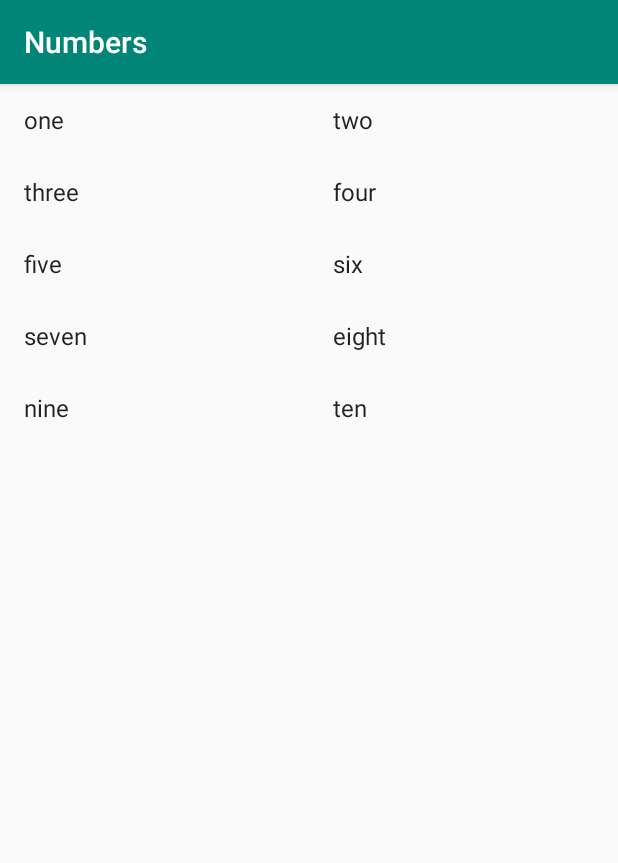
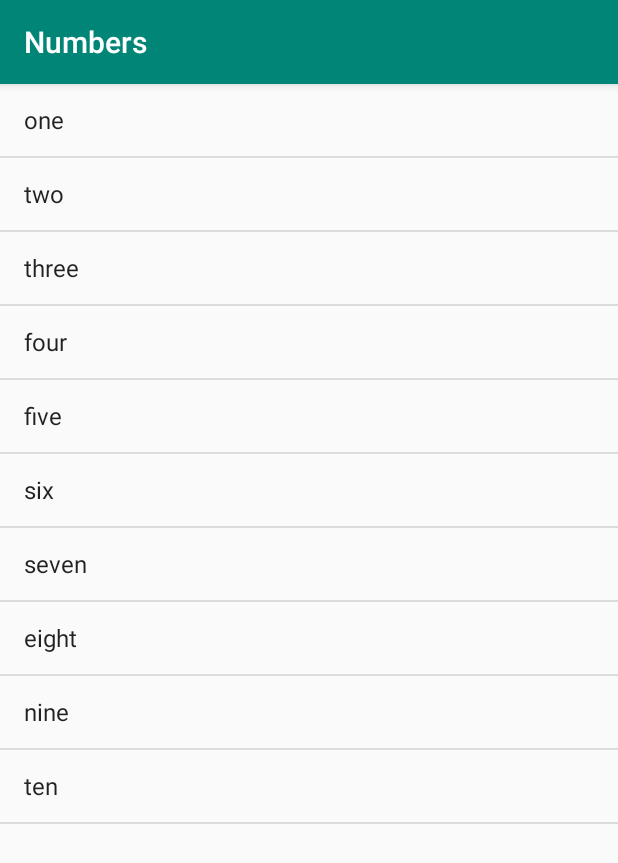
Before and after one commit to FadyFawzyOfficial/Miwok, an Android app: the NumbersActivity screen opened directly, with no data from a screen before it, on a phone screen of 412 x 824 dp. Shown: the top 863 px of the screen. Run offline under Robolectric (Android 15) with nearby library versions, the light colour scheme and no system bars.

Commit message:
1.12 Create list item layoutt with 2 TextViews

```diff
--- a/app/src/main/java/com/engineerfadyfawzi/miwok/NumbersActivity.java
+++ b/app/src/main/java/com/engineerfadyfawzi/miwok/NumbersActivity.java
@@ -42,7 +42,7 @@ public class NumbersActivity extends AppCompatActivity
         // Find the {@link ListView) object in the view hierarchy of the {@link Activity}.
         // There should be a {@link ListView} with the view ID called list, which is declared
         // in the activity_numbers.xml layout file.
-        GridView listView = findViewById( R.id.grid_view );
+        ListView listView = findViewById( R.id.list_view );
 
         // Make the {@link ListView} use the {@link ArrayAdapter} we created above, so that the
         // {@link ListView} will display list items for each word in the list of words.
--- a/app/src/main/res/layout/activity_numbers.xml
+++ b/app/src/main/res/layout/activity_numbers.xml
@@ -1,10 +1,9 @@
 <?xml version="1.0" encoding="utf-8"?>
-<GridView
+<ListView
 	xmlns:android = "http://schemas.android.com/apk/res/android"
 	xmlns:app = "http://schemas.android.com/apk/res-auto"
 	xmlns:tools = "http://schemas.android.com/tools"
-	android:id = "@+id/grid_view"
+	android:id = "@+id/list_view"
 	android:layout_width = "match_parent"
 	android:layout_height = "match_parent"
-	android:numColumns="auto_fit"
 	tools:context = ".NumbersActivity" />
```
Also changed, not shown: app/src/main/res/layout/list_item.xml (added, +22 -0 lines).
